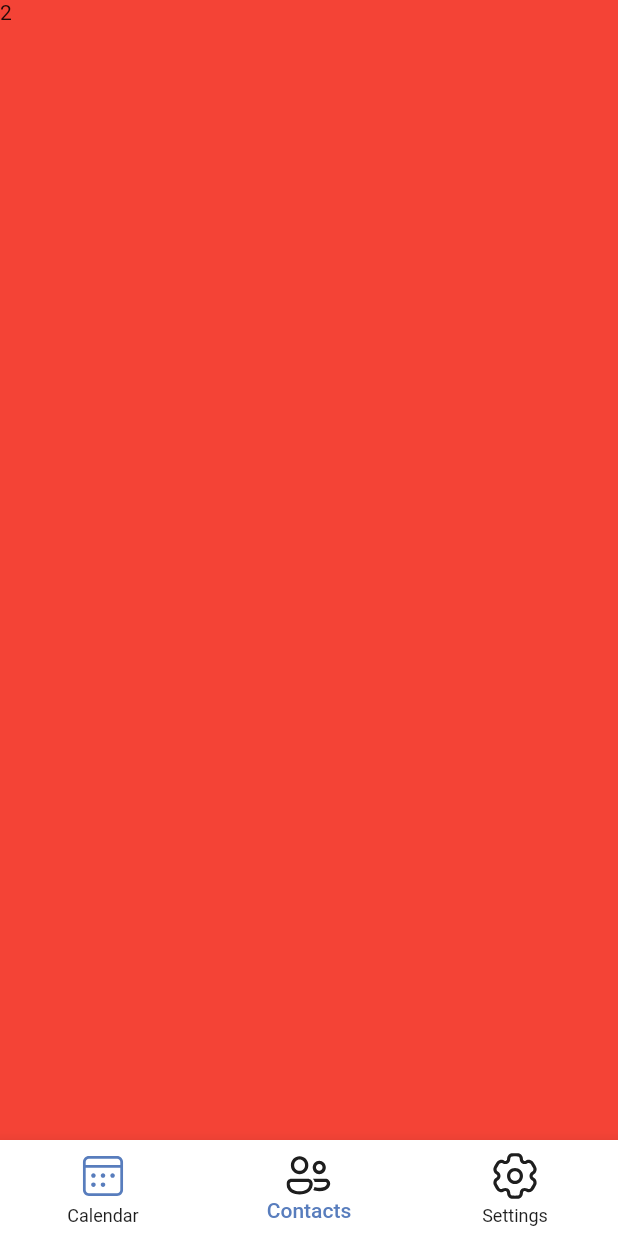
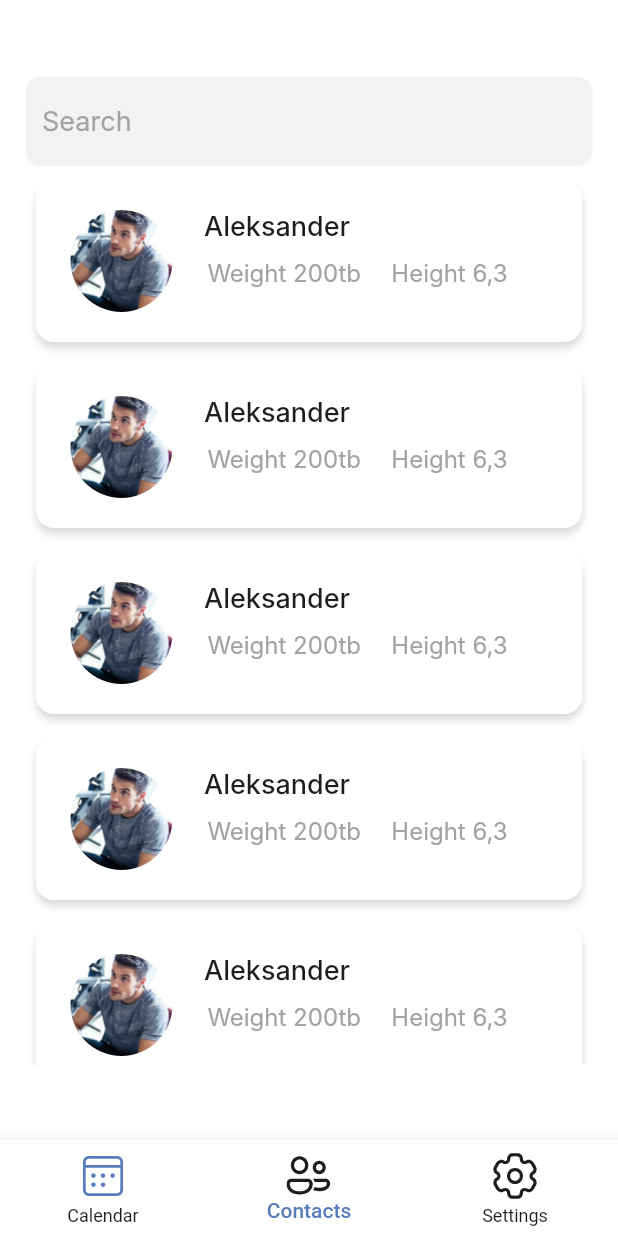
Before and after one commit to MironAlikc/new_element_training, a Flutter app: the Contacts screen opened by its route, on a phone screen of 412 x 824 dp. Run offline on Flutter 3.47's test engine with Material 2 defaults, Android fonts, the phone set to English and light mode, and no system bars; our stand-ins replace auto_route, dio, flutter_bloc, flutter_screenutil, flutter_svg, shared_preferences and 1 more; accounts and stored records are empty; Roboto replaces fonts that are missing (Inter).

Commit message:
List Contacts

```diff
--- /dev/null
+++ b/lib/presentation/common_widgets/list_contacts.dart
@@ -0,0 +1,85 @@
+import 'package:flutter/material.dart';
+import 'package:new_element_training/resources/resources.dart';
+
+class ListContacts extends StatelessWidget {
+  const ListContacts({super.key, required this.onTap});
+  final Function() onTap;
+  @override
+  Widget build(BuildContext context) {
+    return Container(
+      width: 390,
+      height: 108,
+      padding: const EdgeInsets.all(20),
+      decoration: ShapeDecoration(
+        color: Colors.white,
+        shape: RoundedRectangleBorder(
+          borderRadius: BorderRadius.circular(12),
+        ),
+        shadows: [
+          BoxShadow(
+            color: Color(0x26000000),
+            blurRadius: 4,
+            offset: Offset(0, 4),
+            spreadRadius: 0,
+          )
+        ],
+      ),
+      child: Row(
+        children: [
+          CircleAvatar(
+              radius: 37,
+              backgroundColor: Colors.white,
+              backgroundImage: AssetImage(
+                AppPngs.user,
+              )
+              // backgroundImage: (AppPngs.logo),
+              ),
+          SizedBox(width: 18),
+          Column(
+            crossAxisAlignment: CrossAxisAlignment.start,
+            children: [
+              Text(
+                "Aleksander",
+                style: TextStyle(
+                  color: Color(0xFF1E1E1E),
+                  fontSize: 18,
+                  fontFamily: "Inter",
+                  fontWeight: FontWeight.w500,
+                  height: 0,
+                ),
+              ),
+              SizedBox(height: 10),
+              Row(
+                children: [
+                  Text(
+                    'Weight 200tb ',
+                    textAlign: TextAlign.center,
+                    style: TextStyle(
+                      color: Color(0xFFA3A3A3),
+                      fontSize: 16,
+                      fontFamily: 'Inter',
+                      fontWeight: FontWeight.w400,
+                      height: 0,
+                    ),
+                  ),
+                  SizedBox(width: 18),
+                  Text(
+                    'Height 6,3',
+                    textAlign: TextAlign.center,
+                    style: TextStyle(
+                      color: Color(0xFFA3A3A3),
+                      fontSize: 16,
+                      fontFamily: 'Inter',
+                      fontWeight: FontWeight.w400,
+                      height: 0,
+                    ),
+                  ),
+                ],
+              )
+            ],
+          ),
+        ],
+      ),
+    );
+  }
+}
--- a/lib/presentation/screens/contacts.dart
+++ b/lib/presentation/screens/contacts.dart
@@ -1,17 +1,82 @@
 import 'package:auto_route/auto_route.dart';
 import 'package:flutter/material.dart';
+import 'package:new_element_training/presentation/common_widgets/list_contacts.dart';
 
 @RoutePage()
-class Contacts extends StatelessWidget {
+class Contacts extends StatefulWidget {
   const Contacts({
     super.key,
   });
 
   @override
+  State<Contacts> createState() => _ContactsState();
+}
+
+class _ContactsState extends State<Contacts> {
+  final TextEditingController controller = TextEditingController();
+  @override
   Widget build(BuildContext context) {
-    return const Scaffold(
-      backgroundColor: Colors.red,
-      body: Text("2"),
+    return Scaffold(
+      body: Padding(
+        padding: const EdgeInsets.symmetric(
+          horizontal: 16,
+          vertical: 50,
+        ),
+        child: Column(
+          children: [
+            TextField(
+              decoration: InputDecoration(
+                hintText: "Search",
+                hintStyle: const TextStyle(
+                  color: Color(0xFFA3A3A3),
+                  fontSize: 18,
+                  fontFamily: 'Inter',
+                  fontWeight: FontWeight.w400,
+                  height: 0,
+                ),
+                fillColor: Color(0xFFF2F2F2),
+                filled: true,
+                border: OutlineInputBorder(),
+                enabledBorder: OutlineInputBorder(
+                  borderRadius: BorderRadius.circular(12),
+                  borderSide: const BorderSide(
+                    color: Colors.white,
+                  ),
+                ),
+                focusedBorder: OutlineInputBorder(
+                  borderRadius: BorderRadius.circular(12),
+                  borderSide: const BorderSide(
+                    color: Colors.white,
+                  ),
+                ),
+              ),
+              controller: controller,
+            ),
+            Expanded(
+              child: ListView.builder(
+                shrinkWrap: true,
+                itemCount: 10,
+                itemBuilder: (context, index) => Padding(
+                  padding: const EdgeInsets.all(8.0),
+                  child: ListContacts(
+                    onTap: () {
+                      //AutoRouter.of(context).push(const HomeRoute());
+                      // Navigator.push(
+                      //   context,
+                      //   MaterialPageRoute(
+                      //     builder: (context) => CharsDetailsPage(
+                      //       data: state.model.results?[index] ?? MyCharacter(),
+                      //     ),
+                      //   ),
+                      // );
+                    },
+                  ),
+                ),
+              ),
+            ),
+          ],
+        ),
+      ),
     );
   }
 }
--- a/lib/resources/app_pngs.dart
+++ b/lib/resources/app_pngs.dart
@@ -6,4 +6,5 @@ class AppPngs {
   static const String backButton = 'assets/pngs/back_button.png';
   static const String loginPhoto = 'assets/pngs/login_photo.png';
   static const String logo = 'assets/pngs/logo.png';
+  static const String user = 'assets/pngs/user.png';
 }
```
Also changed, not shown: lib/presentation/common_widgets/list_user_calendar.dart (added, +54 -0 lines), lib/presentation/screens/calendar/calendar.dart (+14 -50 lines), assets/pngs/user.png (added), 1 other file.
